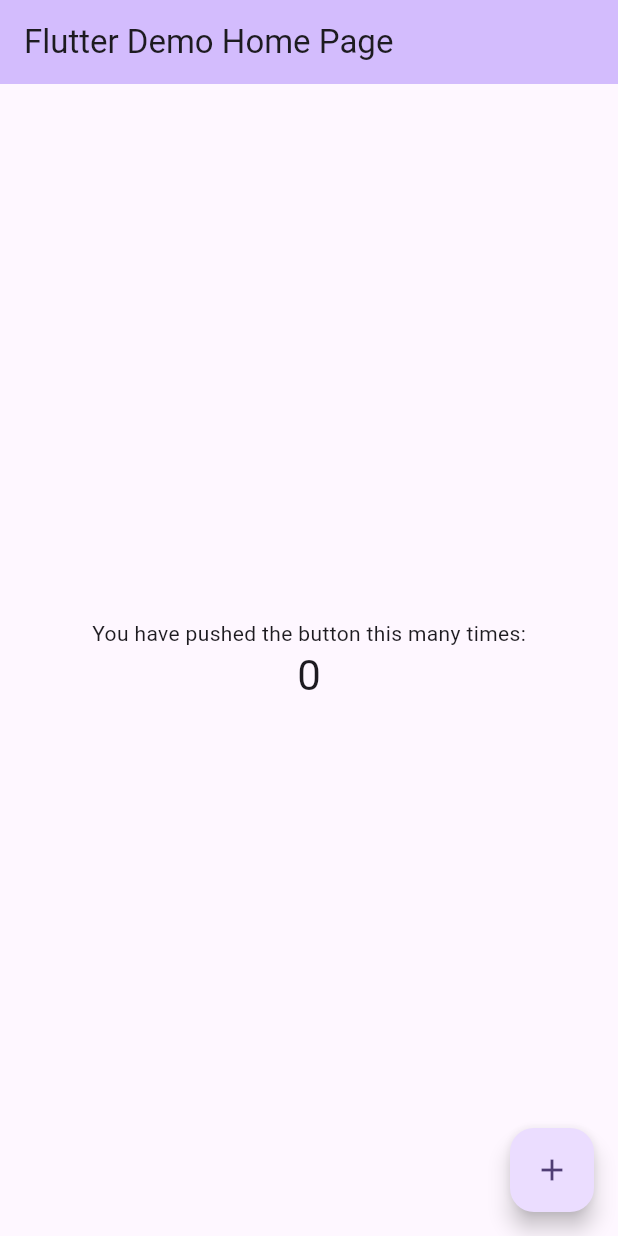
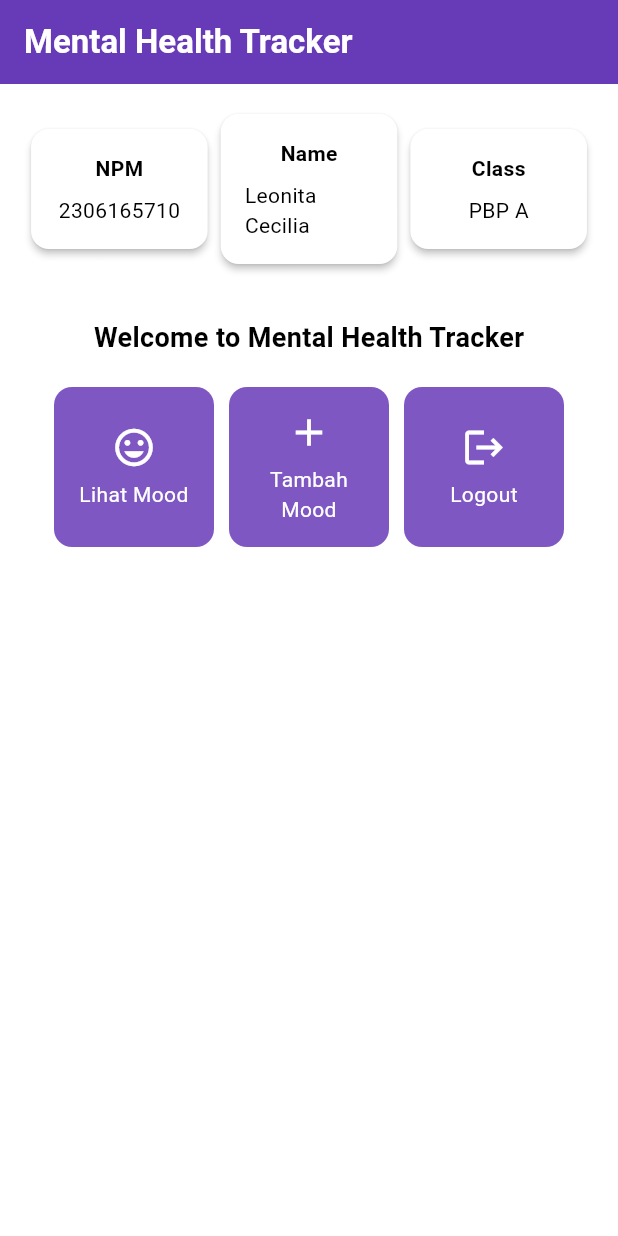
Before and after one commit to leonitacecilia/mental-health-tracker-mobile, a Flutter app: the screen it shows after launch, on a phone screen of 412 x 824 dp. Run offline on Flutter 3.47's test engine with Material 3 defaults, Android fonts, the phone set to English and light mode, and no system bars.

Commit message:
tutorial 6 done

```diff
--- a/lib/main.dart
+++ b/lib/main.dart
@@ -1,4 +1,5 @@
 import 'package:flutter/material.dart';
+import 'package:mental_health_tracker/menu.dart';
 
 void main() {
   runApp(const MyApp());
@@ -28,98 +29,10 @@ class MyApp extends StatelessWidget {
         //
         // This works for code too, not just values: Most code changes can be
         // tested with just a hot reload.
-        colorScheme: ColorScheme.fromSeed(seedColor: Colors.deepPurple),
+        colorScheme: ColorScheme.fromSwatch(primarySwatch: Colors.deepPurple,).copyWith(secondary: Colors.deepPurple[400]),
         useMaterial3: true,
       ),
-      home: const MyHomePage(title: 'Flutter Demo Home Page'),
+      home: MyHomePage(),
     );
   }
 }
-
-class MyHomePage extends StatefulWidget {
-  const MyHomePage({super.key, required this.title});
-
-  // This widget is the home page of your application. It is stateful, meaning
-  // that it has a State object (defined below) that contains fields that affect
-  // how it looks.
-
-  // This class is the configuration for the state. It holds the values (in this
-  // case the title) provided by the parent (in this case the App widget) and
-  // used by the build method of the State. Fields in a Widget subclass are
-  // always marked "final".
-
-  final String title;
-
-  @override
-  State<MyHomePage> createState() => _MyHomePageState();
-}
-
-class _MyHomePageState extends State<MyHomePage> {
-  int _counter = 0;
-
-  void _incrementCounter() {
-    setState(() {
-      // This call to setState tells the Flutter framework that something has
-      // changed in this State, which causes it to rerun the build method below
-      // so that the display can reflect the updated values. If we changed
-      // _counter without calling setState(), then the build method would not be
-      // called again, and so nothing would appear to happen.
-      _counter++;
-    });
-  }
-
-  @override
-  Widget build(BuildContext context) {
-    // This method is rerun every time setState is called, for instance as done
-    // by the _incrementCounter method above.
-    //
-    // The Flutter framework has been optimized to make rerunning build methods
-    // fast, so that you can just rebuild anything that needs updating rather
-    // than having to individually change instances of widgets.
-    return Scaffold(
-      appBar: AppBar(
-        // TRY THIS: Try changing the color here to a specific color (to
-        // Colors.amber, perhaps?) and trigger a hot reload to see the AppBar
-        // change color while the other colors stay the same.
-        backgroundColor: Theme.of(context).colorScheme.inversePrimary,
-        // Here we take the value from the MyHomePage object that was created by
-        // the App.build method, and use it to set our appbar title.
-        title: Text(widget.title),
-      ),
-      body: Center(
-        // Center is a layout widget. It takes a single child and positions it
-        // in the middle of the parent.
-        child: Column(
-          // Column is also a layout widget. It takes a list of children and
-          // arranges them vertically. By default, it sizes itself to fit its
-          // children horizontally, and tries to be as tall as its parent.
-          //
-          // Column has various properties to control how it sizes itself and
-          // how it positions its children. Here we use mainAxisAlignment to
-          // center the children vertically; the main axis here is the vertical
-          // axis because Columns are vertical (the cross axis would be
-          // horizontal).
-          //
-          // TRY THIS: Invoke "debug painting" (choose the "Toggle Debug Paint"
-          // action in the IDE, or press "p" in the console), to see the
-          // wireframe for each widget.
-          mainAxisAlignment: MainAxisAlignment.center,
-          children: <Widget>[
-            const Text(
-              'You have pushed the button this many times:',
-            ),
-            Text(
-              '$_counter',
-              style: Theme.of(context).textTheme.headlineMedium,
-            ),
-          ],
-        ),
-      ),
-      floatingActionButton: FloatingActionButton(
-        onPressed: _incrementCounter,
-        tooltip: 'Increment',
-        child: const Icon(Icons.add),
-      ), // This trailing comma makes auto-formatting nicer for build methods.
-    );
-  }
-}
--- /dev/null
+++ b/lib/menu.dart
@@ -0,0 +1,187 @@
+import 'package:flutter/material.dart';
+
+class MyHomePage extends StatelessWidget {
+  final String npm = '2306165710'; // NPM
+  final String name = 'Leonita Cecilia'; // Nama
+  final String className = 'PBP A'; // Kelas
+
+  MyHomePage({super.key});
+
+  final List<ItemHomepage> items = [
+    ItemHomepage("Lihat Mood", Icons.mood),
+    ItemHomepage("Tambah Mood", Icons.add),
+    ItemHomepage("Logout", Icons.logout),
+  ];
+
+  @override
+  Widget build(BuildContext context) {
+    // Scaffold menyediakan struktur dasar halaman dengan AppBar dan body.
+    return Scaffold(
+      // AppBar adalah bagian atas halaman yang menampilkan judul.
+      appBar: AppBar(
+        // Judul aplikasi "Mental Health Tracker" dengan teks putih dan tebal.
+        title: const Text(
+          'Mental Health Tracker',
+          style: TextStyle(
+            color: Colors.white,
+            fontWeight: FontWeight.bold,
+          ),
+        ),
+        // Warna latar belakang AppBar diambil dari skema warna tema aplikasi.
+        backgroundColor: Theme.of(context).colorScheme.primary,
+      ),
+      // Body halaman dengan padding di sekelilingnya.
+      body: Padding(
+        padding: const EdgeInsets.all(16.0),
+        // Menyusun widget secara vertikal dalam sebuah kolom.
+        child: Column(
+          crossAxisAlignment: CrossAxisAlignment.center,
+          children: [
+            // Row untuk menampilkan 3 InfoCard secara horizontal.
+            Row(
+              mainAxisAlignment: MainAxisAlignment.spaceEvenly,
+              children: [
+                InfoCard(title: 'NPM', content: npm),
+                InfoCard(title: 'Name', content: name),
+                InfoCard(title: 'Class', content: className),
+              ],
+            ),
+
+            // Memberikan jarak vertikal 16 unit.
+            const SizedBox(height: 16.0),
+
+            // Menempatkan widget berikutnya di tengah halaman.
+            Center(
+              child: Column(
+                // Menyusun teks dan grid item secara vertikal.
+
+                children: [
+                  // Menampilkan teks sambutan dengan gaya tebal dan ukuran 18.
+                  const Padding(
+                    padding: EdgeInsets.only(top: 16.0),
+                    child: Text(
+                      'Welcome to Mental Health Tracker',
+                      style: TextStyle(
+                        fontWeight: FontWeight.bold,
+                        fontSize: 18.0,
+                      ),
+                    ),
+                  ),
+
+                  // Grid untuk menampilkan ItemCard dalam bentuk grid 3 kolom.
+                  GridView.count(
+                    primary: true,
+                    padding: const EdgeInsets.all(20),
+                    crossAxisSpacing: 10,
+                    mainAxisSpacing: 10,
+                    crossAxisCount: 3,
+                    // Agar grid menyesuaikan tinggi kontennya.
+                    shrinkWrap: true,
+
+                    // Menampilkan ItemCard untuk setiap item dalam list items.
+                    children: items.map((ItemHomepage item) {
+                      return ItemCard(item);
+                    }).toList(),
+                  ),
+                ],
+              ),
+            ),
+          ],
+        ),
+      ),
+    );
+  }
+}
+
+class InfoCard extends StatelessWidget {
+  // Kartu informasi yang menampilkan title dan content.
+
+  final String title; // Judul kartu.
+  final String content; // Isi kartu.
+
+  const InfoCard({super.key, required this.title, required this.content});
+
+  @override
+  Widget build(BuildContext context) {
+    return Card(
+      // Membuat kotak kartu dengan bayangan dibawahnya.
+      elevation: 2.0,
+      child: Container(
+        // Mengatur ukuran dan jarak di dalam kartu.
+        width: MediaQuery.of(context).size.width /
+            3.5, // menyesuaikan dengan lebar device yang digunakan.
+        padding: const EdgeInsets.all(16.0),
+        // Menyusun title dan content secara vertikal.
+        child: Column(
+          children: [
+            Text(
+              title,
+              style: const TextStyle(fontWeight: FontWeight.bold),
+            ),
+            const SizedBox(height: 8.0),
+            Text(content),
+          ],
+        ),
+      ),
+    );
+  }
+}
+
+class ItemCard extends StatelessWidget {
+  // Menampilkan kartu dengan ikon dan nama.
+
+  final ItemHomepage item;
+
+  const ItemCard(this.item, {super.key});
+
+  @override
+  Widget build(BuildContext context) {
+    return Material(
+      // Menentukan warna latar belakang dari tema aplikasi.
+      color: Theme.of(context).colorScheme.secondary,
+      // Membuat sudut kartu melengkung.
+      borderRadius: BorderRadius.circular(12),
+
+      child: InkWell(
+        // Aksi ketika kartu ditekan.
+        onTap: () {
+          // Menampilkan pesan SnackBar saat kartu ditekan.
+          ScaffoldMessenger.of(context)
+            ..hideCurrentSnackBar()
+            ..showSnackBar(SnackBar(
+                content: Text("Kamu telah menekan tombol ${item.name}!")));
+        },
+        // Container untuk menyimpan Icon dan Text
+        child: Container(
+          padding: const EdgeInsets.all(8),
+          child: Center(
+            child: Column(
+              // Menyusun ikon dan teks di tengah kartu.
+              mainAxisAlignment: MainAxisAlignment.center,
+              children: [
+                Icon(
+                  item.icon,
+                  color: Colors.white,
+                  size: 30.0,
+                ),
+                const Padding(padding: EdgeInsets.all(3)),
+                Text(
+                  item.name,
+                  textAlign: TextAlign.center,
+                  style: const TextStyle(color: Colors.white),
+                ),
+              ],
+            ),
+          ),
+        ),
+      ),
+    );
+  }
+}
+
+class ItemHomepage {
+  final String name;
+  final IconData icon;
+
+  ItemHomepage(this.name, this.icon);
+}
```
